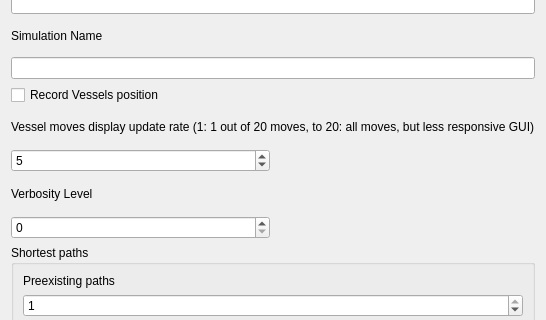
The window that qtgui/simulationsetupdialog.ui (frabas/DISPLACE_GUI) describes before a commit, drawn with Qt 5; both pictures show x 0 to 546 and y 124 to 444 of the 546 by 651 pixel window.
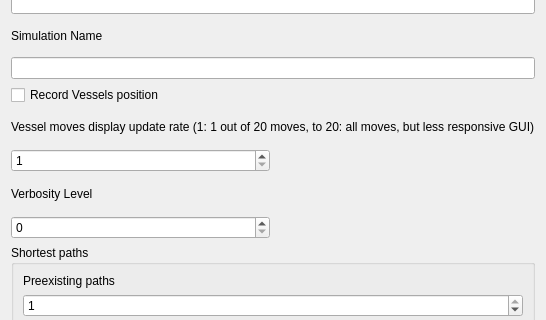
The same window after the commit.

What changed in the file:
```diff
--- a/qtgui/simulationsetupdialog.ui
+++ b/qtgui/simulationsetupdialog.ui
@@ -67,7 +67,7 @@
       <number>20</number>
      </property>
      <property name="value">
-      <number>5</number>
+      <number>1</number>
      </property>
     </widget>
    </item>
```
